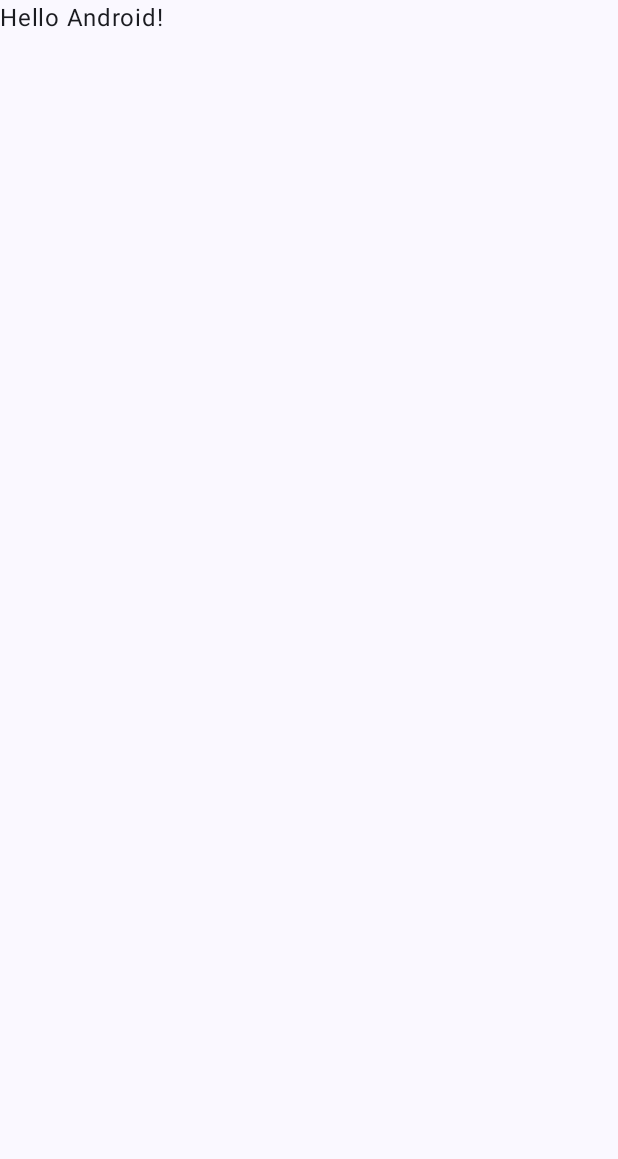
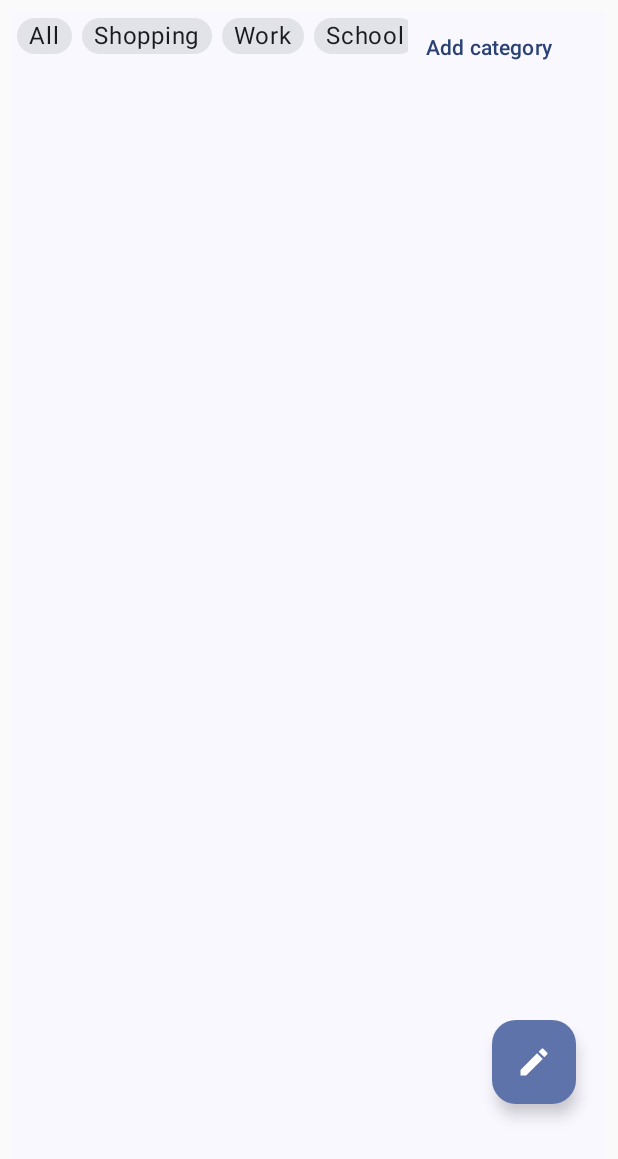
Before and after one commit to kelvin-14/Avoca.do, an Android app built with Jetpack Compose: the screen it shows after launch (MainActivity), on a phone screen of 412 x 824 dp. Before the commit the part shown is almost empty. Shown: the top 1159 px of the screen. Run offline under Robolectric (Android 15) with nearby library versions, the phone set to English and light mode, and no system bars.

Commit message:
added FAB, top tabs, list screen, add category button

```diff
--- a/app/src/main/java/com/happymeerkat/avocado/MainActivity.kt
+++ b/app/src/main/java/com/happymeerkat/avocado/MainActivity.kt
@@ -4,12 +4,15 @@
 import androidx.activity.ComponentActivity
 import androidx.activity.compose.setContent
 import androidx.compose.foundation.layout.fillMaxSize
+import androidx.compose.foundation.layout.padding
 import androidx.compose.material3.MaterialTheme
 import androidx.compose.material3.Surface
 import androidx.compose.material3.Text
 import androidx.compose.runtime.Composable
 import androidx.compose.ui.Modifier
 import androidx.compose.ui.tooling.preview.Preview
+import androidx.compose.ui.unit.dp
+import com.happymeerkat.avocado.presentation.Home
 import com.happymeerkat.avocado.ui.theme.AvocadoTheme
 
 class MainActivity : ComponentActivity() {
@@ -19,10 +22,11 @@
             AvocadoTheme {
                 // A surface container using the 'background' color from the theme
                 Surface(
-                    modifier = Modifier.fillMaxSize(),
+                    modifier = Modifier.fillMaxSize()
+                        .padding(8.dp),
                     color = MaterialTheme.colorScheme.background
                 ) {
-                    Greeting("Android")
+                    Home(modifier = Modifier.fillMaxSize())
                 }
             }
         }
--- /dev/null
+++ b/app/src/main/java/com/happymeerkat/avocado/domain/Category.kt
@@ -0,0 +1,5 @@
+package com.happymeerkat.avocado.domain
+
+data class Category(
+    val name: String
+)
--- /dev/null
+++ b/app/src/main/java/com/happymeerkat/avocado/presentation/CategoryTabs.kt
@@ -0,0 +1,68 @@
+package com.happymeerkat.avocado.presentation
+
+import android.graphics.drawable.shapes.Shape
+import androidx.compose.foundation.BorderStroke
+import androidx.compose.foundation.clickable
+import androidx.compose.foundation.layout.Column
+import androidx.compose.foundation.layout.Row
+import androidx.compose.foundation.layout.padding
+import androidx.compose.foundation.lazy.LazyRow
+import androidx.compose.foundation.lazy.items
+import androidx.compose.material3.Card
+import androidx.compose.material3.Text
+import androidx.compose.material3.TextButton
+import androidx.compose.runtime.Composable
+import androidx.compose.ui.Modifier
+import androidx.compose.ui.graphics.Color
+import androidx.compose.ui.unit.dp
+import com.happymeerkat.avocado.domain.Category
+
+@Composable
+fun CategoryTabs(
+    modifier: Modifier = Modifier,
+    categories: List<Category>,
+    addCategory: () -> Unit
+) {
+    Row(
+        modifier = modifier
+    ) {
+        Column(
+            modifier = Modifier.weight(4f)
+                .padding(vertical = 4.dp)
+        ) {
+            LazyRow {
+                items(categories){it ->
+                    Tab(category = it, onClick = {})
+                }
+            }
+        }
+        Column(
+            modifier = Modifier.weight(2f)
+        ) {
+            TextButton(
+                onClick = {}
+            ) {
+                Text(text = "Add category")
+            }
+        }
+    }
+
+}
+
+@Composable
+fun Tab(
+    category: Category,
+    onClick: () -> Unit
+) {
+    Card(
+        modifier = Modifier
+            .padding(horizontal = 3.dp)
+            .clickable { onClick },
+    ) {
+        Text(
+            modifier = Modifier
+                .padding( horizontal = 8.dp),
+            text = category.name
+        )
+    }
+}
--- /dev/null
+++ b/app/src/main/java/com/happymeerkat/avocado/presentation/Home.kt
@@ -0,0 +1,36 @@
+package com.happymeerkat.avocado.presentation
+
+import androidx.compose.foundation.layout.Column
+import androidx.compose.foundation.layout.fillMaxSize
+import androidx.compose.foundation.layout.fillMaxWidth
+import androidx.compose.runtime.Composable
+import androidx.compose.ui.Modifier
+import com.happymeerkat.avocado.domain.Category
+
+
+val mockCategories = listOf(
+    Category("All"),
+    Category("Shopping"),
+    Category("Work"),
+    Category("School"),
+    Category("Church"),
+    Category("Goals")
+)
+@Composable
+fun Home(
+    modifier: Modifier = Modifier
+) {
+    Column(
+        modifier = modifier
+    ) {
+        CategoryTabs(
+            modifier = Modifier.fillMaxWidth(),
+            categories = mockCategories,
+            addCategory = {}
+        )
+        ListScreen(
+            modifier = Modifier.fillMaxSize(),
+            onClick = {}
+        )
+    }
+}
--- /dev/null
+++ b/app/src/main/java/com/happymeerkat/avocado/presentation/ListScreen.kt
@@ -0,0 +1,38 @@
+package com.happymeerkat.avocado.presentation
+
+import androidx.compose.foundation.background
+import androidx.compose.foundation.layout.Box
+import androidx.compose.foundation.layout.Column
+import androidx.compose.foundation.layout.fillMaxSize
+import androidx.compose.foundation.layout.padding
+import androidx.compose.material.icons.Icons
+import androidx.compose.material.icons.filled.Edit
+import androidx.compose.material3.FloatingActionButton
+import androidx.compose.material3.Icon
+import androidx.compose.runtime.Composable
+import androidx.compose.ui.Alignment
+import androidx.compose.ui.Modifier
+import androidx.compose.ui.graphics.Color
+import androidx.compose.ui.unit.dp
+
+@Composable
+fun ListScreen(
+    modifier: Modifier = Modifier,
+    onClick: () -> Unit
+) {
+    Column(
+        modifier = modifier
+    ) {
+        Box(
+            modifier = Modifier
+                .fillMaxSize()
+                .padding(bottom = 80.dp, end = 20.dp),
+            contentAlignment = Alignment.BottomEnd
+        ){
+            FloatingActionButton(onClick = { onClick() }) {
+                Icon(imageVector = Icons.Filled.Edit, contentDescription = "")
+            }
+        }
+
+    }
+}
--- a/app/src/main/java/com/happymeerkat/avocado/ui/theme/presentation/CategoryTabs.kt
+++ /dev/null
@@ -1,8 +0,0 @@
-package com.happymeerkat.avocado.ui.theme.presentation
-
-import androidx.compose.runtime.Composable
-
-@Composable
-fun CategoryTabs() {
-
-}
```
